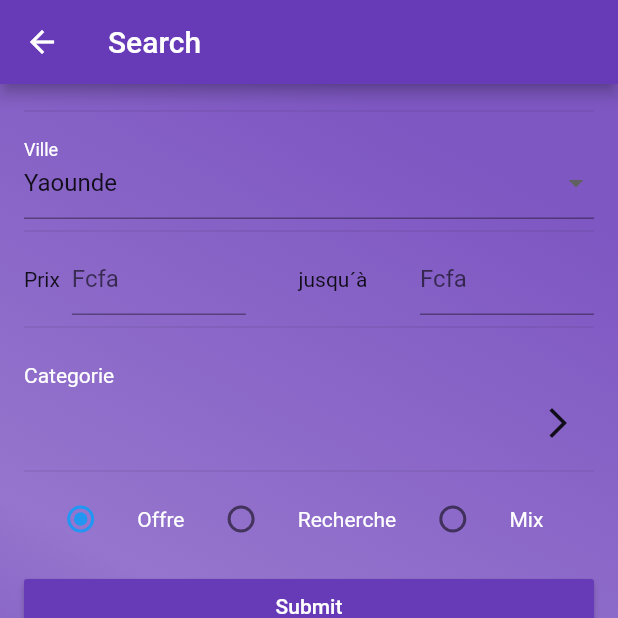
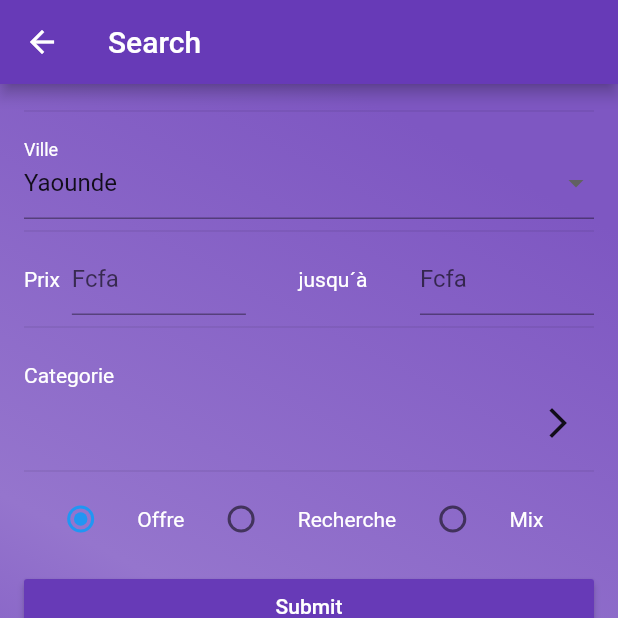
Before and after one commit to DuclosNgassa/eMarket_app, a Flutter app: the Search screen opened directly, after a tap on "Filtre", on a phone screen of 412 x 824 dp, the top half of it. Run offline on Flutter 3.47's test engine with Material 2 defaults, Android fonts, the phone set to English and light mode, and no system bars.

Commit message:
SearchParameterForm

```diff
--- a/lib/form/searchparameter_form.dart
+++ b/lib/form/searchparameter_form.dart
@@ -70,9 +70,7 @@ class SearchParameterFormState extends State<SearchParameterForm> {
                   decoration: InputDecoration(
                     labelText: 'Ville',
                     labelStyle: TextStyle(color: Colors.white),
-                    errorText: state.hasError ? state.errorText : null,
                   ),
-                  isEmpty: _city == '',
                   child: DropdownButtonHideUnderline(
                     child: DropdownButton(
                       value: _city,
@@ -105,7 +103,7 @@ class SearchParameterFormState extends State<SearchParameterForm> {
                   Padding(
                     padding: const EdgeInsets.only(right: 8.0),
                     child: Column(children: <Widget>[
-                      Text("Prix"),
+                      Text("Prix", style: TextStyle(color: Colors.white),),
                     ]),
                   ),
                   Expanded(
@@ -128,7 +126,7 @@ class SearchParameterFormState extends State<SearchParameterForm> {
                   Expanded(
                     child: Column(
                       children: <Widget>[
-                        Text("jusqu´à"),
+                        Text("jusqu´à", style: TextStyle(color: Colors.white),),
                       ],
                     ),
                   ),
@@ -291,7 +289,9 @@ class SearchParameterFormState extends State<SearchParameterForm> {
       searchParameter.typ = _postTyp;
 
       print('Form save called, newContact is now up to date...');
-      print('Typ: ${searchParameter.typ}');
+      if(searchParameter.city != null) {
+        print('Ville: ${searchParameter.city}');
+      }
       print('Categorie: ${searchParameter.category}');
       print('PrixMin: ${searchParameter.feeMin}');
       print('PrixMax: ${searchParameter.feeMax}');
--- a/lib/pages/search.dart
+++ b/lib/pages/search.dart
@@ -86,7 +86,7 @@ class SearchState extends State<Search> {
                             iconColor: Colors.white,
                             text: 'Filtre',
                             textStyle: TextStyle(color: Colors.white),
-                            onPressed: showSearchParameterPage,
+                            onPressed: () => showSearchParameterPage(context),
                           ),
                           CustomButton(
                             fillColor: Colors.deepPurple,
@@ -106,7 +106,7 @@ class SearchState extends State<Search> {
                               iconColor: Colors.white,
                               text: 'Yaounde',
                               textStyle: TextStyle(color: Colors.white),
-                              onPressed: showSearchParameterPage,
+                              onPressed: () => showSearchParameterPage(context),
                             ),
                           ),
                         ],
@@ -144,17 +144,22 @@ class SearchState extends State<Search> {
     });
   }
 
-  Future showSearchParameterPage() async {
-    SearchParameter transmitedSearchParameter = await Navigator.of(context).push(
+  Future showSearchParameterPage(BuildContext context) async {
+   // SearchParameter transmitedSearchParameter = await Navigator.push(context,
+    SearchParameter transmitedSearchParameter = new SearchParameter();
+    transmitedSearchParameter = await Navigator.push(context,
       MaterialPageRoute(
-        builder: (context) {
-          return SearchParameterPage(pageTitle: "Search",);
-        },
+        builder: (context) =>
+           SearchParameterPage(pageTitle: "Search",),
       ),
     );
+    if(transmitedSearchParameter.city != null) {
+      print('Ville: ${transmitedSearchParameter.city}');
+    }
+
     setState(() {
-      //_searchParameter = transmitedSearchParameter;
-      print("Searchparameter City: " + transmitedSearchParameter.city);
+      _searchParameter = transmitedSearchParameter;
+      print("Searchparameter Categorie: " + _searchParameter.category);
     });
   }
 }
--- a/lib/pages/searchparameter.dart
+++ b/lib/pages/searchparameter.dart
@@ -1,6 +1,4 @@
-import 'package:emarket_app/custom_widget/custom_multi_image_picker.dart';
 import 'package:flutter/material.dart';
-import '../form/post_form.dart';
 import '../component/custom_linear_gradient.dart';
 import '../form/searchparameter_form.dart';
 
```
